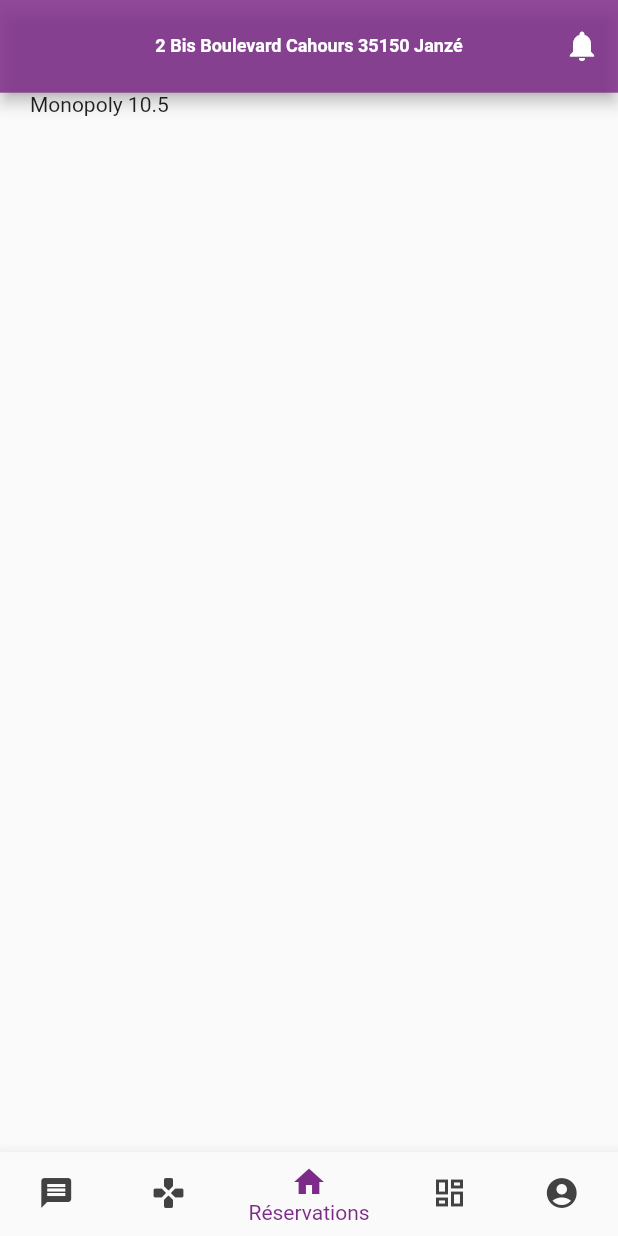
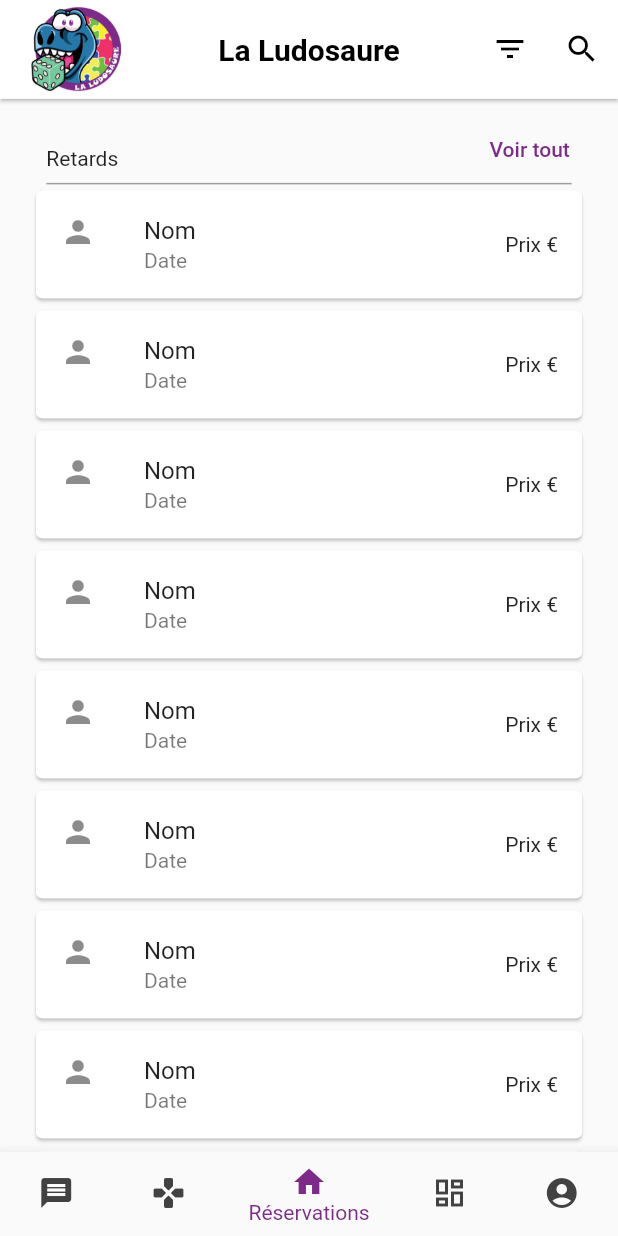
Before and after one commit to Ludosaure/Ludo-mobile, a Flutter app: the AdminHomePage screen opened by its route, on a phone screen of 412 x 824 dp. Run offline on Flutter 3.47's test engine with Material 2 defaults, Android fonts, the phone set to English and light mode, and no system bars; our stand-ins replace bloc, flutter_bloc, form_field_validator, get_it, go_router, image_picker and 3 more; accounts and stored records are empty; generated files the repository leaves out were written again.

```diff
--- a/lib/ui/components/nav_bar/bottom_nav_bar/admin_bottom_nav_bar.dart
+++ b/lib/ui/components/nav_bar/bottom_nav_bar/admin_bottom_nav_bar.dart
@@ -44,11 +44,11 @@ class _AdminBottomNavBarState extends State<AdminBottomNavBar> {
       onTap: (index) {
         if( index == AdminMenuItems.Messages.index ) {
           print('Messages');
-          context.go('/messages');
+          context.go('/inbox');
         }
         else if(index == AdminMenuItems.AddGame.index ) {
           print('Add Game');
-          context.go('/add-game');
+          context.go('/game-add');
         }
         else if(index == AdminMenuItems.Home.index ) {
           context.go('/home/admin');
--- a/lib/ui/pages/home/admin_home_page.dart
+++ b/lib/ui/pages/home/admin_home_page.dart
@@ -1,8 +1,9 @@
 import 'package:flutter/material.dart';
 import 'package:ludo_mobile/domain/models/reservation.dart';
 import 'package:ludo_mobile/domain/models/user.dart';
-import 'package:ludo_mobile/ui/components/nav_bar/app_bar/custom_admin_app_bar.dart';
+import 'package:ludo_mobile/ui/components/nav_bar/app_bar/admin_app_bar.dart';
 import 'package:ludo_mobile/ui/components/nav_bar/bottom_nav_bar/admin_bottom_nav_bar.dart';
+import 'package:ludo_mobile/ui/pages/reservation/admin_reservation_list.dart';
 
 class AdminHomePage extends StatefulWidget {
   const AdminHomePage({Key? key}) : super(key: key);
@@ -12,6 +13,7 @@ class AdminHomePage extends StatefulWidget {
 }
 
 class _AdminHomePageState extends State<AdminHomePage> {
+  //TODO avoir une liste pour les réservations en retard etc
   late List<Reservation> reservations = [
     Reservation(
       id: "1",
@@ -45,18 +47,9 @@ class _AdminHomePageState extends State<AdminHomePage> {
   @override
   Widget build(BuildContext context) {
     return Scaffold(
-      body: Padding(
-        padding: const EdgeInsets.symmetric(horizontal: 20.0),
-        child: GridView.builder(
-          gridDelegate: const SliverGridDelegateWithFixedCrossAxisCount(
-            crossAxisCount: 1,
-            childAspectRatio: 1,
-          ),
-          itemCount: reservations.length,
-          itemBuilder: (context, index) {
-            return Text("${reservations[index].gameName} ${reservations[index].amount}");
-          },
-        ),
+      body: const Padding(
+        padding: EdgeInsets.symmetric(horizontal: 20.0),
+        child: AdminReservationList(),
       ),
       bottomNavigationBar: const AdminBottomNavBar(),
       appBar: const AdminAppBar().build(context),
--- /dev/null
+++ b/lib/ui/pages/reservation/admin_reservation_list.dart
@@ -0,0 +1,66 @@
+import 'package:flutter/material.dart';
+import 'package:go_router/go_router.dart';
+
+class AdminReservationList extends StatelessWidget {
+  const AdminReservationList({Key? key}) : super(key: key);
+
+  @override
+  Widget build(BuildContext context) {
+    return Column(
+      children: [
+        Container(
+          padding: const EdgeInsets.symmetric(vertical: 8.0),
+          width: MediaQuery.of(context).size.width * 0.85,
+          decoration: const BoxDecoration(
+            border: Border(
+              bottom: BorderSide(
+                color: Colors.grey,
+                width: 1.0,
+              ),
+            ),
+          ),
+          child: Row(
+            mainAxisSize: MainAxisSize.max,
+            crossAxisAlignment: CrossAxisAlignment.end,
+            verticalDirection: VerticalDirection.down,
+
+            children: [
+              const Text("Retards"),
+              const Spacer(),
+              TextButton(
+                style: TextButton.styleFrom(
+                  visualDensity: VisualDensity.compact,
+                  alignment: Alignment.bottomCenter,
+                  padding: const EdgeInsets.all(0.0),
+                ),
+                onPressed: () {
+                  print("voir tout pressed");
+                },
+                child: Text("Voir tout"),
+              )
+            ],
+          ),
+        ),
+        Expanded(
+          child: ListView.builder(
+            itemCount: 10,
+            itemBuilder: (context, index) {
+              return Card(
+                color: Colors.white,
+                child: ListTile(
+                  leading: const Icon(Icons.person),
+                  onTap: () {
+                    context.go('/reservation/$index');
+                  },
+                  title: Text("Nom"),
+                  subtitle: Text("Date"),
+                  trailing: Text("Prix €"),
+                ),
+              );
+            },
+          ),
+        ),
+      ],
+    );
+  }
+}
--- a/lib/ui/router/app_router.dart
+++ b/lib/ui/router/app_router.dart
@@ -6,11 +6,16 @@ import 'package:ludo_mobile/domain/use_cases/get_games/get_games_cubit.dart';
 import 'package:ludo_mobile/domain/use_cases/login/login_bloc.dart';
 import 'package:ludo_mobile/domain/use_cases/register/register_bloc.dart';
 import 'package:ludo_mobile/injection.dart';
+import 'package:ludo_mobile/ui/pages/add_game_page.dart';
+import 'package:ludo_mobile/ui/pages/admin_dashboard_page.dart';
 import 'package:ludo_mobile/ui/pages/game/game_details_page.dart';
+import 'package:ludo_mobile/ui/pages/game/game_favorites_page.dart';
 import 'package:ludo_mobile/ui/pages/home/admin_home_page.dart';
 import 'package:ludo_mobile/ui/pages/home/user_home_page.dart';
+import 'package:ludo_mobile/ui/pages/inbox_page.dart';
 import 'package:ludo_mobile/ui/pages/landing_page.dart';
 import 'package:ludo_mobile/ui/pages/login_page.dart';
+import 'package:ludo_mobile/ui/pages/profile_page.dart';
 import 'package:ludo_mobile/ui/pages/register/register_page.dart';
 import 'package:ludo_mobile/ui/pages/register/register_success_page.dart';
 import 'package:ludo_mobile/ui/pages/terms_and_conditions_page.dart';
@@ -76,13 +81,42 @@ class AppRouter {
         ],
       ),
       GoRoute(
-        path: '/game/:id',
-        builder: (context, state) => BlocProvider.value(
-          value: _getGamesCubit,
-          child: GameDetailsPage(
-            game: state.extra as Game,
+        path: '/game',
+        routes: [
+          GoRoute(
+            path: ':id',
+            builder: (context, state) => BlocProvider.value(
+              value: _getGamesCubit,
+              child: GameDetailsPage(
+                game: state.extra as Game,
+              ),
+            ),
           ),
-        ),
+        ],
+      ),
+      GoRoute(
+        path: '/game-add',
+        builder: (context, state) => const AddGamePage(),
+      ),
+      GoRoute(
+        path: '/game-favorites',
+        builder: (context, state) => const GameFavoritesPage(),
+      ),
+      GoRoute(
+        path: '/inbox',
+        builder: (context, state) => const InboxPage(),
+      ),
+      GoRoute(
+        path: '/logout',
+        builder: (context, state) => const LandingPage(),
+      ),
+      GoRoute(
+        path: '/profile',
+        builder: (context, state) => const ProfilePage(),
+      ),
+      GoRoute(
+        path: '/dashboard',
+        builder: (context, state) => const AdminDashboardPage(),
       ),
     ],
     // redirect: (state) {
```
Also changed, not shown: lib/ui/components/nav_bar/app_bar/admin_app_bar.dart (added, +45 -0 lines), lib/ui/components/nav_bar/app_bar/custom_admin_app_bar.dart (deleted, +0 -41 lines), lib/ui/components/nav_bar/bottom_nav_bar/bottom_nav_bar.dart (+4 -4 lines), lib/ui/pages/add_game_page.dart (added, +16 -0 lines), lib/ui/pages/admin_dashboard_page.dart (added, +16 -0 lines), lib/ui/pages/game/game_favorites_page.dart (added, +17 -0 lines), lib/ui/pages/inbox_page.dart (added, +17 -0 lines), lib/ui/pages/profile_page.dart (added, +17 -0 lines), lib/ui/pages/reservation/reservation_list.dart (deleted, +0 -10 lines).
